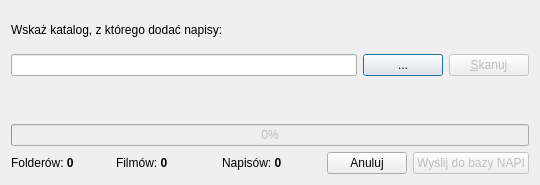
The window that ui/frmupload.ui (QNapi/qnapi) describes before a commit, drawn with Qt 5.
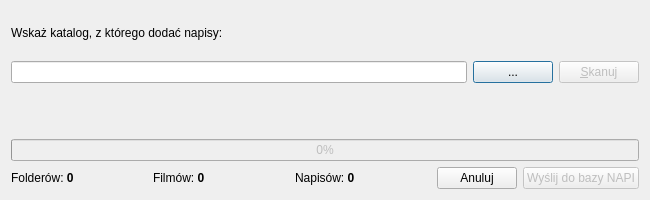
The same window after the commit. Icons and pictures are not drawn.

```diff
--- a/ui/frmupload.ui
+++ b/ui/frmupload.ui
@@ -5,8 +5,8 @@
    <rect>
     <x>0</x>
     <y>0</y>
-    <width>540</width>
-    <height>185</height>
+    <width>650</width>
+    <height>200</height>
    </rect>
   </property>
   <property name="minimumSize" >
```
Left out of the diff: 2 changed lines with no effect on the pictures.
